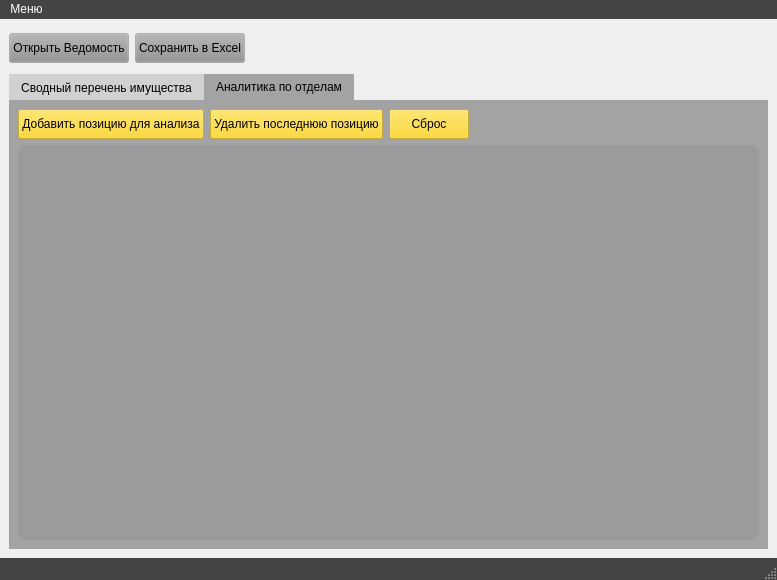
Qt form form.ui (Bors1k/property-analysis-system) before a commit.
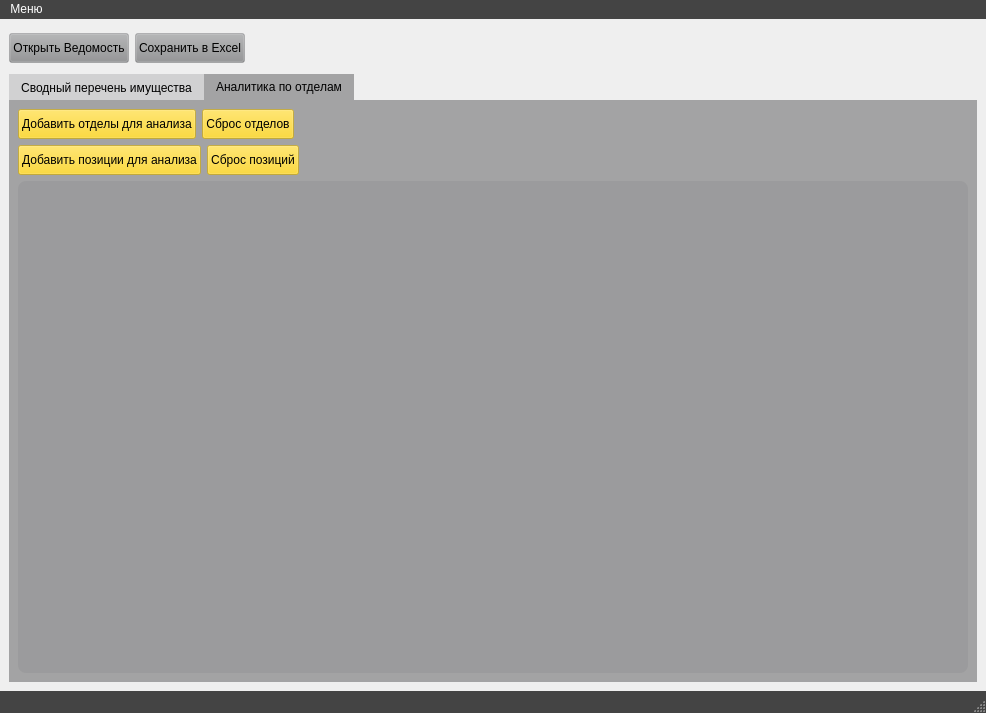
The same form after that commit. The open tabs and pages were chosen to show the change. Icons and pictures are not drawn.

Commit message: two tab

```diff
--- a/form.ui
+++ b/form.ui
@@ -6,8 +6,8 @@
    <rect>
     <x>0</x>
     <y>0</y>
-    <width>777</width>
-    <height>580</height>
+    <width>986</width>
+    <height>713</height>
    </rect>
   </property>
   <property name="windowTitle">
@@ -121,7 +121,10 @@
      </layout>
     </item>
     <item>
-     <layout class="QVBoxLayout" name="verticalLayout_2">
+     <layout class="QVBoxLayout" name="verticalLayout_2" stretch="1">
+      <property name="spacing">
+       <number>2</number>
+      </property>
       <item>
        <widget class="QTabWidget" name="tabWidget">
         <property name="styleSheet">
@@ -158,7 +161,74 @@
          <attribute name="title">
           <string>Аналитика по отделам</string>
          </attribute>
-         <layout class="QVBoxLayout" name="verticalLayout_4">
+         <layout class="QVBoxLayout" name="verticalLayout_4" stretch="0,12">
+          <item>
+           <layout class="QVBoxLayout" name="verticalLayout_5">
+            <item>
+             <layout class="QHBoxLayout" name="horizontalLayout_4">
+              <item>
+               <widget class="QPushButton" name="pushButton_6">
+                <property name="minimumSize">
+                 <size>
+                  <width>0</width>
+                  <height>30</height>
+                 </size>
+                </property>
+                <property name="styleSheet">
+                 <string notr="true">.QPushButton {background-color: rgba(255, 210, 3, 130)}
+.QPushButton:hover{ background-color: rgba(255, 210, 3, 50)}</string>
+                </property>
+                <property name="text">
+                 <string>Добавить отделы для анализа</string>
+                </property>
+                <property name="icon">
+                 <iconset>
+                  <normaloff>plus.png</normaloff>plus.png</iconset>
+                </property>
+                <property name="iconSize">
+                 <size>
+                  <width>20</width>
+                  <height>20</height>
+                 </size>
+                </property>
+               </widget>
+              </item>
+              <item>
+               <widget class="QPushButton" name="pushButton_4">
+                <property name="minimumSize">
+                 <size>
+                  <width>0</width>
+                  <height>30</height>
+                 </size>
+                </property>
+                <property name="styleSheet">
+                 <string notr="true">.QPushButton {background-color: rgba(255, 210, 3, 130)}
+.QPushButton:hover{ background-color: rgba(255, 210, 3, 50)}</string>
+                </property>
+                <property name="text">
+                 <string>Сброс отделов</string>
+                </property>
+                <property name="icon">
+                 <iconset>
+                  <normaloff>sbros.png</normaloff>sbros.png</iconset>
+                </property>
+               </widget>
+              </item>
+              <item>
+               <spacer name="horizontalSpacer_3">
+                <property name="orientation">
+                 <enum>Qt::Horizontal</enum>
+                </property>
+                <property name="sizeHint" stdset="0">
+                 <size>
+                  <width>40</width>
+                  <height>20</height>
+                 </size>
+                </property>
+               </spacer>
+              </item>
+             </layout>
+            </item>
           <item>
            <layout class="QHBoxLayout" name="horizontalLayout_3">
             <item>
@@ -174,7 +244,7 @@
 .QPushButton:hover{ background-color: rgba(255, 210, 3, 50)}</string>
               </property>
               <property name="text">
-               <string>Добавить позицию для анализа</string>
+                 <string>Добавить позиции для анализа</string>
               </property>
               <property name="icon">
                <iconset>
@@ -188,33 +258,6 @@
               </property>
              </widget>
             </item>
-            <item>
-             <widget class="QPushButton" name="pushButton_4">
-              <property name="minimumSize">
-               <size>
-                <width>0</width>
-                <height>30</height>
-               </size>
-              </property>
-              <property name="styleSheet">
-               <string notr="true">.QPushButton {background-color: rgba(255, 210, 3, 130)}
-.QPushButton:hover{ background-color: rgba(255, 210, 3, 50)}</string>
-              </property>
-              <property name="text">
-               <string>Удалить последнюю позицию</string>
-              </property>
-              <property name="icon">
-               <iconset>
-                <normaloff>minus.png</normaloff>minus.png</iconset>
-              </property>
-              <property name="iconSize">
-               <size>
-                <width>20</width>
-                <height>20</height>
-               </size>
-              </property>
-             </widget>
-            </item>
             <item>
              <widget class="QPushButton" name="pushButton_5">
               <property name="minimumSize">
@@ -228,7 +271,7 @@
 .QPushButton:hover{ background-color: rgba(255, 210, 3, 50)}</string>
               </property>
               <property name="text">
-               <string>Сброс</string>
+                 <string>Сброс позиций</string>
               </property>
               <property name="icon">
                <iconset>
@@ -257,6 +300,8 @@
             </item>
            </layout>
           </item>
+           </layout>
+          </item>
           <item>
            <widget class="QTableWidget" name="tableWidget_2">
             <property name="styleSheet">
@@ -278,7 +323,7 @@
     <rect>
      <x>0</x>
      <y>0</y>
-     <width>777</width>
+     <width>986</width>
      <height>21</height>
     </rect>
    </property>
```
Left out of the diff: 2 changed lines with no effect on the pictures. Lines whose indentation alone changed are shown as unchanged. The commit also changes 5 other files.
